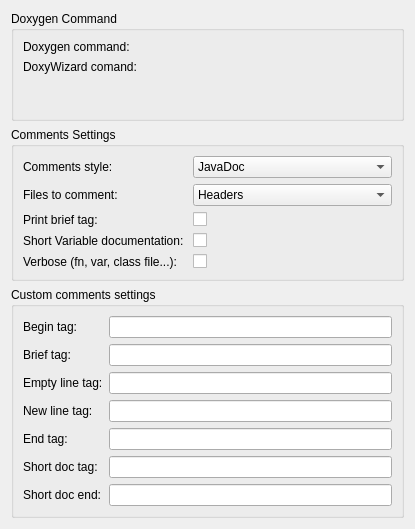
First picture: the form in doxygensettingswidget.ui, repository fpoussin/qtcreator-doxygen, before the edit.
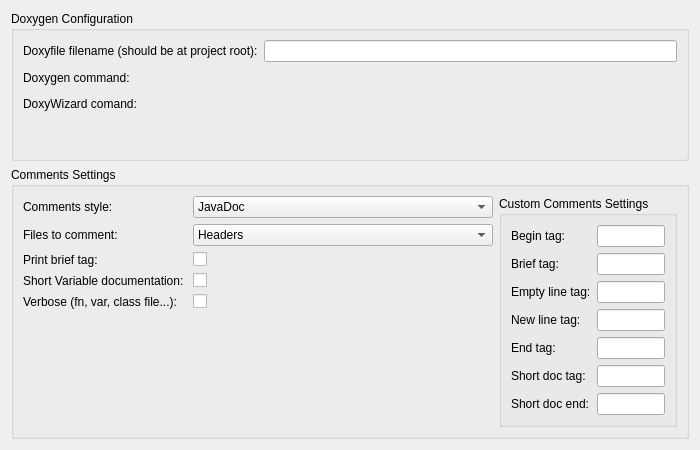
Second picture: the form after the edit. Custom widgets are drawn as their Qt base class.

Commit message: Settings UI improvements courtesy of Tiffany Grenier. Thanks!

```diff
--- a/doxygensettingswidget.ui
+++ b/doxygensettingswidget.ui
@@ -6,59 +6,78 @@
    <rect>
     <x>0</x>
     <y>0</y>
-    <width>415</width>
-    <height>529</height>
+    <width>700</width>
+    <height>450</height>
    </rect>
   </property>
+  <property name="sizePolicy">
+   <sizepolicy hsizetype="Preferred" vsizetype="Preferred">
+    <horstretch>255</horstretch>
+    <verstretch>255</verstretch>
+   </sizepolicy>
+  </property>
+  <property name="minimumSize">
+   <size>
+    <width>650</width>
+    <height>450</height>
+   </size>
+  </property>
+  <property name="maximumSize">
+   <size>
+    <width>750</width>
+    <height>550</height>
+   </size>
+  </property>
   <property name="windowTitle">
    <string>Form</string>
   </property>
-  <layout class="QVBoxLayout" name="verticalLayout_2">
-   <item>
-    <layout class="QHBoxLayout" name="horizontalLayout">
+  <layout class="QVBoxLayout" name="verticalLayout">
      <property name="sizeConstraint">
       <enum>QLayout::SetDefaultConstraint</enum>
      </property>
      <item>
-      <layout class="QVBoxLayout" name="verticalLayout">
-       <item>
         <widget class="QGroupBox" name="commandsGroupBox">
          <property name="sizePolicy">
-          <sizepolicy hsizetype="Expanding" vsizetype="Preferred">
+      <sizepolicy hsizetype="Expanding" vsizetype="MinimumExpanding">
            <horstretch>0</horstretch>
            <verstretch>0</verstretch>
           </sizepolicy>
          </property>
          <property name="title">
-          <string>Doxygen Command</string>
+      <string>Doxygen Configuration</string>
          </property>
          <property name="checkable">
           <bool>false</bool>
          </property>
-         <layout class="QFormLayout" name="formLayout_4">
-          <property name="fieldGrowthPolicy">
-           <enum>QFormLayout::ExpandingFieldsGrow</enum>
-          </property>
-          <item row="0" column="0" colspan="2">
            <layout class="QFormLayout" name="commandsLayout">
             <property name="fieldGrowthPolicy">
              <enum>QFormLayout::ExpandingFieldsGrow</enum>
             </property>
             <item row="0" column="0">
-             <widget class="QLabel" name="label_4">
+       <widget class="QLabel" name="label_doxyfile">
+        <property name="text">
+         <string>Doxyfile filename (should be at project root):</string>
+        </property>
+       </widget>
+      </item>
+      <item row="0" column="1">
+       <widget class="QLineEdit" name="edit_doxyfileName">
+        <property name="minimumSize">
+         <size>
+          <width>10</width>
+          <height>20</height>
+         </size>
+        </property>
+       </widget>
+      </item>
+      <item row="1" column="0">
+       <widget class="QLabel" name="label_doyxgen">
               <property name="text">
                <string>Doxygen command:</string>
               </property>
              </widget>
             </item>
-            <item row="2" column="0">
-             <widget class="QLabel" name="label_6">
-              <property name="text">
-               <string>DoxyWizard comand:</string>
-              </property>
-             </widget>
-            </item>
-            <item row="0" column="1">
+      <item row="1" column="1">
              <widget class="Utils::PathChooser" name="pathChooser_doxygen" native="true">
               <property name="enabled">
                <bool>true</bool>
@@ -66,22 +85,27 @@
               <property name="minimumSize">
                <size>
                 <width>10</width>
-                <height>0</height>
+          <height>20</height>
                </size>
               </property>
              </widget>
             </item>
+      <item row="2" column="0">
+       <widget class="QLabel" name="label_wizard">
+        <property name="text">
+         <string>DoxyWizard comand:</string>
+        </property>
+       </widget>
+      </item>
             <item row="2" column="1">
              <widget class="Utils::PathChooser" name="pathChooser_wizard" native="true">
               <property name="minimumSize">
                <size>
                 <width>10</width>
-                <height>0</height>
+          <height>20</height>
                </size>
               </property>
              </widget>
-            </item>
-           </layout>
           </item>
          </layout>
         </widget>
@@ -89,7 +113,7 @@
        <item>
         <widget class="QGroupBox" name="commentsGroupBox">
          <property name="sizePolicy">
-          <sizepolicy hsizetype="Minimum" vsizetype="Preferred">
+      <sizepolicy hsizetype="Expanding" vsizetype="MinimumExpanding">
            <horstretch>0</horstretch>
            <verstretch>0</verstretch>
           </sizepolicy>
@@ -97,17 +121,14 @@
          <property name="title">
           <string>Comments Settings</string>
          </property>
+     <layout class="QHBoxLayout" name="bottomHorizontalLayout">
+      <item>
          <layout class="QFormLayout" name="formLayout_3">
           <property name="fieldGrowthPolicy">
-           <enum>QFormLayout::ExpandingFieldsGrow</enum>
-          </property>
-          <item row="0" column="0" colspan="2">
-           <layout class="QFormLayout" name="commentsLayout">
-            <property name="fieldGrowthPolicy">
              <enum>QFormLayout::AllNonFixedFieldsGrow</enum>
             </property>
             <item row="0" column="0">
-             <widget class="QLabel" name="label">
+         <widget class="QLabel" name="label_style">
               <property name="text">
                <string>Comments style:</string>
               </property>
@@ -135,50 +156,8 @@
               </item>
              </widget>
             </item>
-            <item row="2" column="0">
-             <widget class="QLabel" name="label_2">
-              <property name="text">
-               <string>Print brief tag:</string>
-              </property>
-             </widget>
-            </item>
-            <item row="2" column="1">
-             <widget class="QCheckBox" name="printBriefTag">
-              <property name="text">
-               <string/>
-              </property>
-             </widget>
-            </item>
-            <item row="4" column="0">
-             <widget class="QLabel" name="label_3">
-              <property name="text">
-               <string>Verbose (fn, var, class file...): </string>
-              </property>
-             </widget>
-            </item>
-            <item row="4" column="1">
-             <widget class="QCheckBox" name="verbosePrinting">
-              <property name="text">
-               <string/>
-              </property>
-             </widget>
-            </item>
-            <item row="3" column="0">
-             <widget class="QLabel" name="label_5">
-              <property name="text">
-               <string>Short Variable documentation: </string>
-              </property>
-             </widget>
-            </item>
-            <item row="3" column="1">
-             <widget class="QCheckBox" name="shortVariableDocumentation">
-              <property name="text">
-               <string/>
-              </property>
-             </widget>
-            </item>
             <item row="1" column="0">
-             <widget class="QLabel" name="label_14">
+         <widget class="QLabel" name="label_fcomment">
               <property name="text">
                <string>Files to comment:</string>
               </property>
@@ -196,99 +175,200 @@
                 <string>Implementations</string>
                </property>
               </item>
-             </widget>
-            </item>
-           </layout>
-          </item>
-         </layout>
-        </widget>
-       </item>
+          <item>
+           <property name="text">
+            <string>QML files (work in progress)</string>
+           </property>
+          </item>
+          <item>
+           <property name="text">
+            <string>Qt/C++ files only</string>
+           </property>
+          </item>
+          <item>
+           <property name="text">
+            <string>All QML and Qt/C++ files (work in progress for QML files)</string>
+           </property>
+          </item>
+         </widget>
+        </item>
+        <item row="2" column="0">
+         <widget class="QLabel" name="label_printBriefTag">
+          <property name="text">
+           <string>Print brief tag:</string>
+          </property>
+         </widget>
+        </item>
+        <item row="2" column="1">
+         <widget class="QCheckBox" name="printBriefTag">
+          <property name="text">
+           <string/>
+          </property>
+         </widget>
+        </item>
+        <item row="3" column="0">
+         <widget class="QLabel" name="label_shortVariableDoc">
+          <property name="text">
+           <string>Short Variable documentation: </string>
+          </property>
+         </widget>
+        </item>
+        <item row="3" column="1">
+         <widget class="QCheckBox" name="shortVariableDoc">
+          <property name="text">
+           <string/>
+          </property>
+         </widget>
+        </item>
+        <item row="4" column="0">
+         <widget class="QLabel" name="label_verbosePrinting">
+          <property name="text">
+           <string>Verbose (fn, var, class file...): </string>
+          </property>
+         </widget>
+        </item>
+        <item row="4" column="1">
+         <widget class="QCheckBox" name="verbosePrinting">
+          <property name="text">
+           <string/>
+          </property>
+         </widget>
+        </item>
+       </layout>
+      </item>
        <item>
-        <widget class="QGroupBox" name="customGroupBox">
+       <widget class="QGroupBox" name="customCommentsGroupBox">
          <property name="title">
-          <string>Custom comments settings</string>
-         </property>
-         <layout class="QFormLayout" name="formLayout_6">
-          <item row="0" column="0" colspan="2">
-           <layout class="QFormLayout" name="customLayout">
-            <item row="1" column="0">
-             <widget class="QLabel" name="label_7">
-              <property name="text">
-               <string>Brief tag:</string>
-              </property>
-             </widget>
-            </item>
+         <string>Custom Comments Settings</string>
+        </property>
+        <layout class="QFormLayout" name="customCommentsLayout">
+         <property name="fieldGrowthPolicy">
+          <enum>QFormLayout::ExpandingFieldsGrow</enum>
+         </property>
             <item row="0" column="0">
-             <widget class="QLabel" name="label_8">
+          <widget class="QLabel" name="label_beginTag">
               <property name="text">
                <string>Begin tag:</string>
               </property>
              </widget>
             </item>
+         <item row="0" column="1">
+          <widget class="QLineEdit" name="edit_beginTag">
+           <property name="minimumSize">
+            <size>
+             <width>0</width>
+             <height>20</height>
+            </size>
+           </property>
+          </widget>
+         </item>
+         <item row="1" column="0">
+          <widget class="QLabel" name="label_briefTag">
+           <property name="text">
+            <string>Brief tag:</string>
+           </property>
+          </widget>
+         </item>
+         <item row="1" column="1">
+          <widget class="QLineEdit" name="edit_briefTag">
+           <property name="minimumSize">
+            <size>
+             <width>0</width>
+             <height>20</height>
+            </size>
+           </property>
+          </widget>
+         </item>
             <item row="2" column="0">
-             <widget class="QLabel" name="label_9">
+          <widget class="QLabel" name="label_emptyLineTag">
               <property name="text">
                <string>Empty line tag:</string>
               </property>
              </widget>
             </item>
+         <item row="2" column="1">
+          <widget class="QLineEdit" name="edit_emptyLineTag">
+           <property name="minimumSize">
+            <size>
+             <width>0</width>
+             <height>20</height>
+            </size>
+           </property>
+          </widget>
+         </item>
             <item row="3" column="0">
-             <widget class="QLabel" name="label_10">
+          <widget class="QLabel" name="label_newLine">
               <property name="text">
                <string>New line tag:</string>
               </property>
              </widget>
             </item>
+         <item row="3" column="1">
+          <widget class="QLineEdit" name="edit_newLine">
+           <property name="minimumSize">
+            <size>
+             <width>0</width>
+             <height>20</height>
+            </size>
+           </property>
+          </widget>
+         </item>
             <item row="4" column="0">
-             <widget class="QLabel" name="label_11">
+          <widget class="QLabel" name="label_endTag">
               <property name="text">
                <string>End tag:</string>
               </property>
              </widget>
             </item>
-            <item row="0" column="1">
-             <widget class="QLineEdit" name="beginTagEdit"/>
-            </item>
-            <item row="1" column="1">
-             <widget class="QLineEdit" name="briefTagEdit"/>
-            </item>
-            <item row="2" column="1">
-             <widget class="QLineEdit" name="emptyLineTagEdit"/>
-            </item>
-            <item row="3" column="1">
-             <widget class="QLineEdit" name="newLineEdit"/>
-            </item>
             <item row="4" column="1">
-             <widget class="QLineEdit" name="endTagEdit"/>
+          <widget class="QLineEdit" name="edit_endTag">
+           <property name="minimumSize">
+            <size>
+             <width>0</width>
+             <height>20</height>
+            </size>
+           </property>
+          </widget>
             </item>
             <item row="5" column="0">
-             <widget class="QLabel" name="label_12">
+          <widget class="QLabel" name="label_shortTag">
               <property name="text">
                <string>Short doc tag:</string>
               </property>
              </widget>
             </item>
             <item row="5" column="1">
-             <widget class="QLineEdit" name="shortTagEdit"/>
+          <widget class="QLineEdit" name="edit_shortTag">
+           <property name="minimumSize">
+            <size>
+             <width>0</width>
+             <height>20</height>
+            </size>
+           </property>
+          </widget>
             </item>
             <item row="6" column="0">
-             <widget class="QLabel" name="label_13">
+          <widget class="QLabel" name="label_shortTagEnd">
               <property name="text">
                <string>Short doc end:</string>
               </property>
              </widget>
             </item>
             <item row="6" column="1">
-             <widget class="QLineEdit" name="shortTagEndEdit"/>
-            </item>
-           </layout>
-          </item>
-         </layout>
+          <widget class="QLineEdit" name="edit_shortTagEnd">
+           <property name="minimumSize">
+            <size>
+             <width>0</width>
+             <height>20</height>
+            </size>
+           </property>
+          </widget>
+         </item>
+        </layout>
         </widget>
        </item>
       </layout>
-     </item>
-    </layout>
+    </widget>
    </item>
   </layout>
  </widget>
```
Left out of the diff: 2 changed lines with no effect on the pictures. Lines whose indentation alone changed are shown as unchanged. The commit also changes 5 other files.
